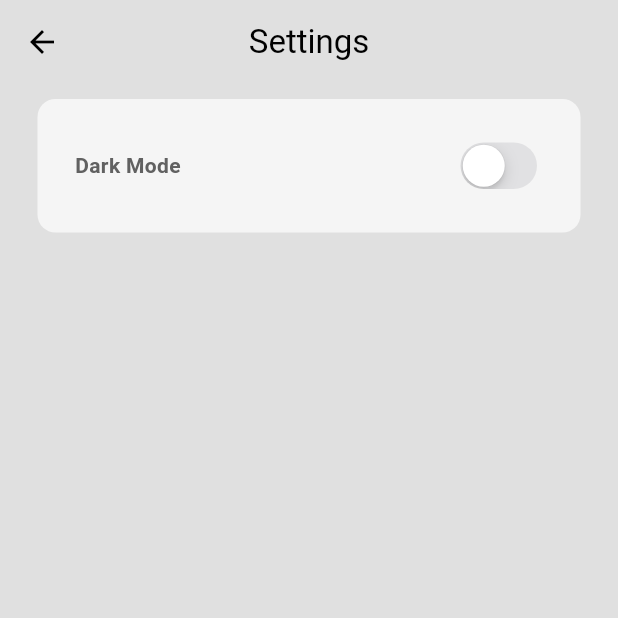
After one commit to bilal-ahmet/food_delivery_app, a Flutter app: the SettingsPage screen opened directly, on a phone screen of 412 x 824 dp, the top half of it. The commit adds this screen. Run offline on Flutter 3.47's test engine with Material 3 defaults, Android fonts, the phone set to English and light mode, and no system bars.

Commit message:
completed_setting_page_dark_mode_and_light_mode_can_toggle

```diff
--- a/lib/pages/home_page.dart
+++ b/lib/pages/home_page.dart
@@ -15,6 +15,7 @@ class _HomePageState extends State<HomePage> {
         appBar: AppBar(
           title: const Text("Home"),
         ),
+        backgroundColor: Theme.of(context).colorScheme.surface,
         drawer: const MyDrawer());
   }
 }
--- /dev/null
+++ b/lib/pages/stteings_page.dart
@@ -0,0 +1,49 @@
+import 'package:flutter/cupertino.dart';
+import 'package:flutter/material.dart';
+import 'package:food_delivery_app/theme/theme_provider.dart';
+import 'package:provider/provider.dart';
+
+class SettingsPage extends StatelessWidget {
+  const SettingsPage({super.key});
+
+  @override
+  Widget build(BuildContext context) {
+    return Scaffold(
+      appBar: AppBar(
+        centerTitle: true,
+        backgroundColor: Theme.of(context).colorScheme.surface,
+        title: const Text("Settings"),
+      ),
+      backgroundColor: Theme.of(context).colorScheme.surface,
+      body: Column(
+        children: [
+          Container(
+            margin: const EdgeInsets.only(top: 10, left: 25, right: 25),
+            padding: const EdgeInsets.all(25),
+            decoration: BoxDecoration(
+                borderRadius: BorderRadius.circular(12),
+                color: Theme.of(context).colorScheme.secondary),
+            child: Row(
+              mainAxisAlignment: MainAxisAlignment.spaceBetween,
+              children: [
+                Text(
+                  "Dark Mode",
+                  style: TextStyle(
+                      fontWeight: FontWeight.bold,
+                      color: Theme.of(context).colorScheme.inversePrimary),
+                ),
+                CupertinoSwitch(
+                  value: Provider.of<ThemeProvider>(context, listen: false)
+                      .isDarkMode,
+                  onChanged: (value) =>
+                      Provider.of<ThemeProvider>(context, listen: false)
+                          .toogleTheme(),
+                )
+              ],
+            ),
+          )
+        ],
+      ),
+    );
+  }
+}
```
Also changed, not shown: lib/components/my_drawer.dart (+17 -3 lines).
